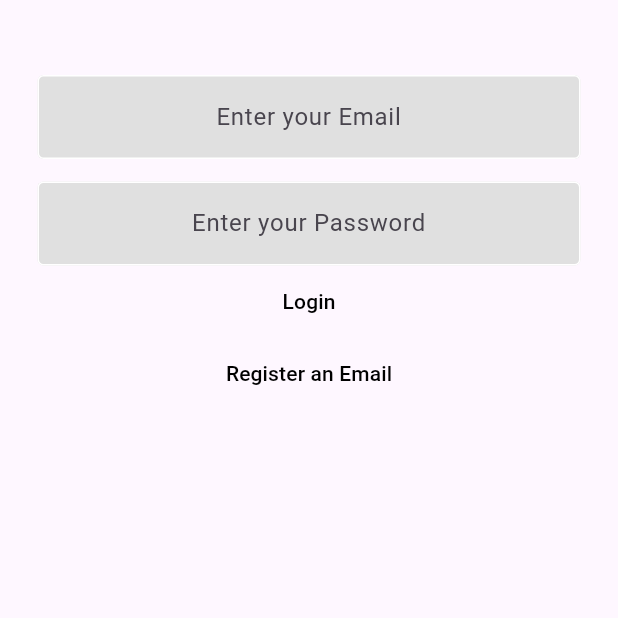
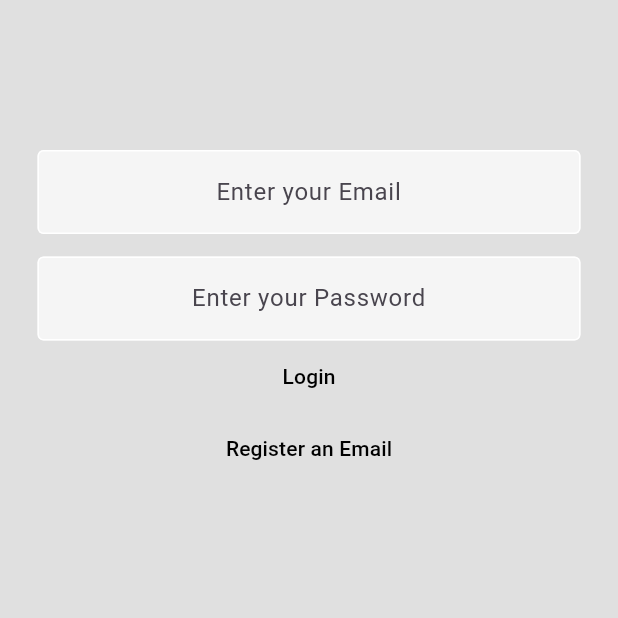
Before and after one commit to hima7383/notesapp, a Flutter app: the screen it shows after launch, after a tap on "already has an Email", after a tap on "Login", on a phone screen of 412 x 824 dp, the top half of it. Run offline on Flutter 3.47's test engine with Material 2 defaults, Android fonts, the light colour scheme and no system bars; our stand-ins replace firebase_auth, firebase_core; accounts and stored records are empty; network calls fail.

Commit message:
linking login and main UI

```diff
--- a/lib/components/mytextfield.dart
+++ b/lib/components/mytextfield.dart
@@ -25,9 +25,9 @@ class MyTextField extends StatelessWidget {
             enabledBorder: const OutlineInputBorder(
                 borderSide: BorderSide(color: Colors.white)),
             focusedBorder: const OutlineInputBorder(
-              borderSide: BorderSide(color: Colors.grey),
+              borderSide: BorderSide(color: Colors.white),
             ),
-            fillColor: Colors.grey.shade300,
+            fillColor: Colors.grey.shade100,
             filled: true),
         enableSuggestions: false,
         obscureText: obsecuretext,
--- a/lib/main.dart
+++ b/lib/main.dart
@@ -20,6 +20,7 @@ void main() {
       routes: {
         '/login/': (context) => const LoginView(),
         '/register/': (context) => const RegisterationView(),
+        '/notes/': (context) => const Notesview(),
       },
     ),
   );
--- a/lib/notesview.dart
+++ b/lib/notesview.dart
@@ -1,5 +1,4 @@
 import 'package:firebase_auth/firebase_auth.dart';
-import 'package:firebase_core/firebase_core.dart';
 import 'package:flutter/material.dart';
 
 enum Popupmenuaction {
--- a/lib/views/login.dart
+++ b/lib/views/login.dart
@@ -1,3 +1,5 @@
+import 'dart:developer';
+
 import 'package:diaryx/components/mytextfield.dart';
 import 'package:firebase_auth/firebase_auth.dart';
 import 'package:flutter/material.dart';
@@ -30,9 +32,10 @@ class _HomePageState extends State<LoginView> {
   @override
   Widget build(BuildContext context) {
     return Scaffold(
+      backgroundColor: Colors.grey.shade300,
       body: Column(
         children: [
-          const SizedBox(height: 50),
+          const SizedBox(height: 100),
           MyTextField(
               controller1: email,
               hinttext: "Enter your Email",
@@ -44,20 +47,26 @@ class _HomePageState extends State<LoginView> {
               obsecuretext: true),
           TextButton(
             onPressed: () async {
-              final e = email.text;
-              final p = pass.text;
-              print(e);
+              final e = email.text.trim();
+              final p = pass.text.trim();
+              log(e);
               try {
-                final usercan = await FirebaseAuth.instance
-                    .signInWithEmailAndPassword(
-                        email: email.text.trim(), password: p.trim());
+                final usercan =
+                    await FirebaseAuth.instance.signInWithEmailAndPassword(
+                  email: email.text.trim(),
+                  password: p.trim(),
+                );
 
-                print(usercan);
+                log(usercan.toString());
+                Navigator.of(context).pushNamedAndRemoveUntil(
+                  "/notes/",
+                  (route) => false,
+                );
               } on FirebaseAuthException catch (e) {
                 if (e.code == 'user-not-found') {
-                  print("User not found");
+                  log("User not found");
                 } else if (e.code == "wrong-password") {
-                  print("Wrong password");
+                  log("Wrong password");
                 }
               }
             },
@@ -69,7 +78,7 @@ class _HomePageState extends State<LoginView> {
           TextButton(
             onPressed: () {
               Navigator.pushNamedAndRemoveUntil(
-                  context, "/register/", (route) => false);
+                  context, "/register/", (_) => false);
             },
             style: TextButton.styleFrom(
                 shape: RoundedRectangleBorder(
```
Also changed, not shown: lib/views/register.dart (+6 -4 lines).
